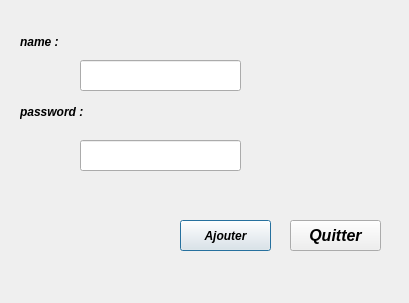
First picture: the form in Projet_qcm (1)/ajoutetudiant.ui, repository Martialmonjoh/QcmQt, before the edit.
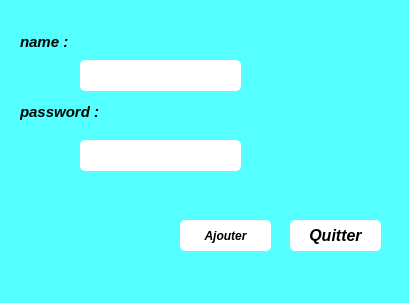
Second picture: the form after the edit.

```diff
--- a/Projet_qcm (1)/ajoutetudiant.ui
+++ b/Projet_qcm (1)/ajoutetudiant.ui
@@ -10,9 +10,20 @@
     <height>303</height>
    </rect>
   </property>
+  <property name="font">
+   <font>
+    <family>Arial</family>
+    <pointsize>11</pointsize>
+    <italic>true</italic>
+    <bold>true</bold>
+   </font>
+  </property>
   <property name="windowTitle">
    <string>Dialog</string>
   </property>
+  <property name="styleSheet">
+   <string notr="true">background:rgb(85, 255, 255)</string>
+  </property>
   <widget class="QPushButton" name="ajouter">
    <property name="geometry">
     <rect>
@@ -29,6 +40,9 @@
      <bold>true</bold>
     </font>
    </property>
+   <property name="styleSheet">
+    <string notr="true">background: white; border:1 px solid;border-radius:5px</string>
+   </property>
    <property name="text">
     <string>Ajouter</string>
    </property>
@@ -50,6 +64,9 @@
      <bold>true</bold>
     </font>
    </property>
+   <property name="styleSheet">
+    <string notr="true">background: white; border:1 px solid;border-radius:5px</string>
+   </property>
    <property name="text">
     <string>Quitter</string>
    </property>
@@ -70,6 +87,9 @@
      <bold>true</bold>
     </font>
    </property>
+   <property name="styleSheet">
+    <string notr="true">background: white; border:1 px solid;border-radius:5px</string>
+   </property>
   </widget>
   <widget class="QLabel" name="label_2">
    <property name="geometry">
@@ -83,6 +103,7 @@
    <property name="font">
     <font>
      <family>Arial</family>
+     <pointsize>11</pointsize>
      <italic>true</italic>
      <bold>true</bold>
     </font>
@@ -107,6 +128,9 @@
      <bold>true</bold>
     </font>
    </property>
+   <property name="styleSheet">
+    <string notr="true">background: white; border:1 px solid;border-radius:5px</string>
+   </property>
   </widget>
   <widget class="QLabel" name="label">
    <property name="geometry">
@@ -120,6 +144,7 @@
    <property name="font">
     <font>
      <family>Arial</family>
+     <pointsize>11</pointsize>
      <italic>true</italic>
      <bold>true</bold>
     </font>
```
